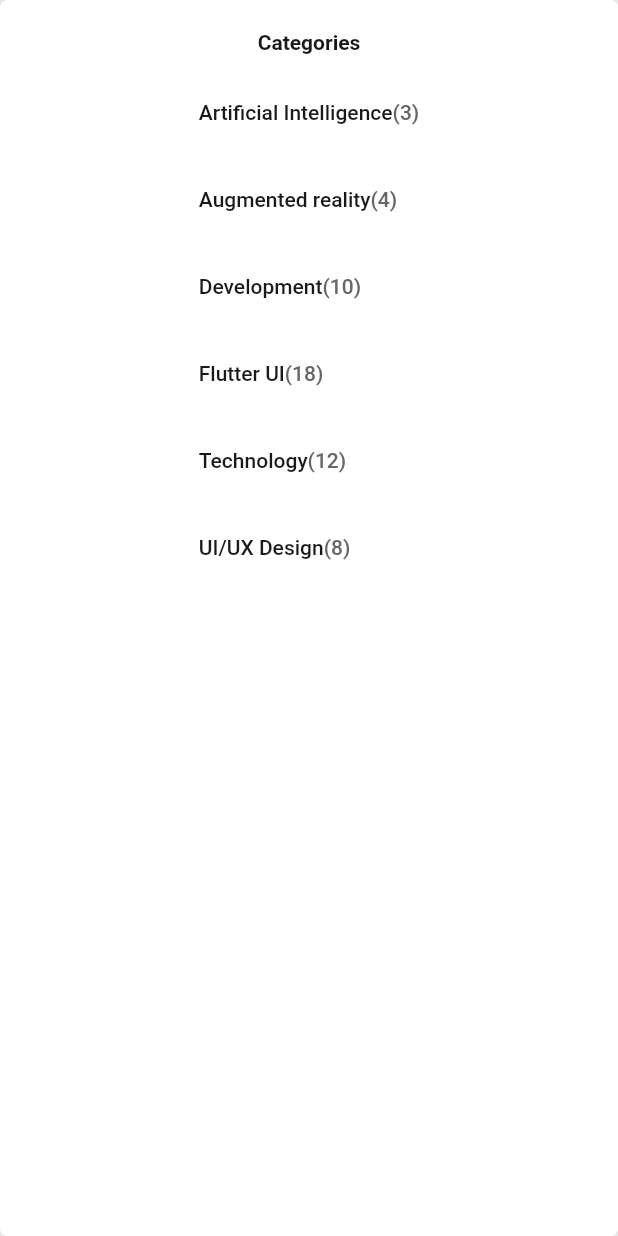
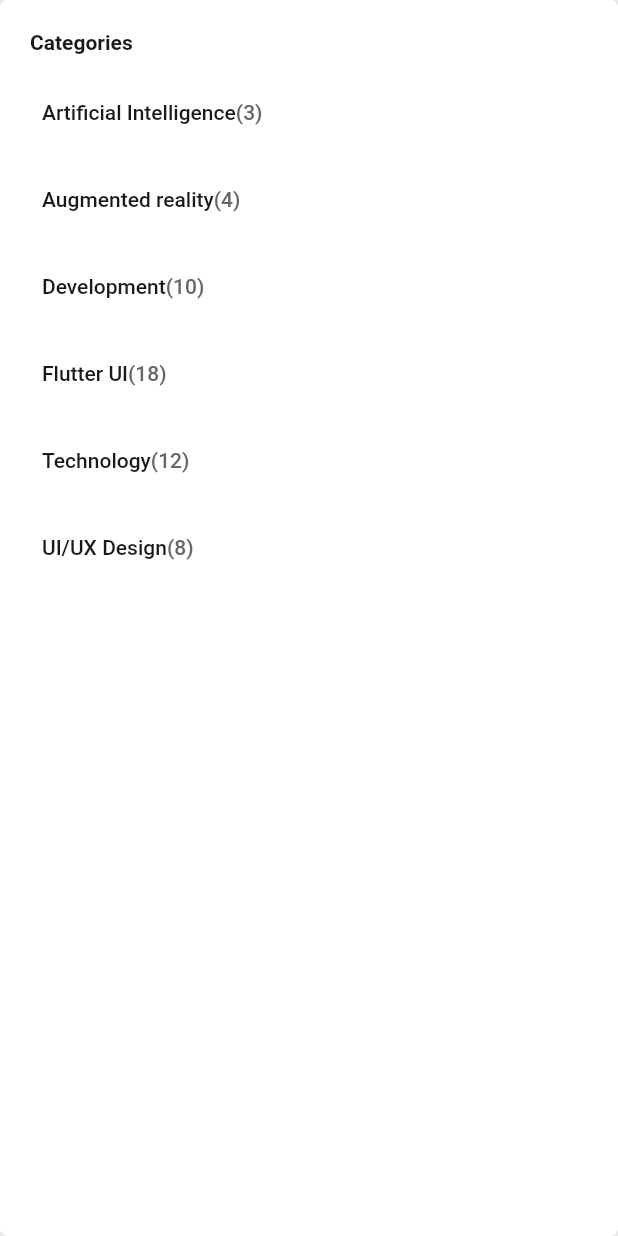
Before and after one commit to suryadevsingh/blogging_Site, a Flutter app: the SidebarContainer widget shown alone on an empty page, opened directly, on a phone screen of 412 x 824 dp. Run offline on Flutter 3.47's test engine with Material 2 defaults, Android fonts, the phone set to English and light mode, and no system bars; our stand-ins replace flutter_svg, get.

Commit message:
bug fixes

```diff
--- a/lib/screens/home/components/SideBarContainer.dart
+++ b/lib/screens/home/components/SideBarContainer.dart
@@ -18,6 +18,7 @@
           color: Colors.white,
           borderRadius: BorderRadius.all(Radius.circular(kDefaultPadding / 4))),
       child: Column(
+        crossAxisAlignment: CrossAxisAlignment.start,
         children: [
           Text(
             title,
--- a/lib/screens/main/components/SideMenu.dart
+++ b/lib/screens/main/components/SideMenu.dart
@@ -20,7 +20,7 @@
                     child: Padding(
                   padding: const EdgeInsets.symmetric(
                       horizontal: kDefaultPadding * 3.5),
-                  child: SvgPicture.asset("assets/icons.logo.svg"),
+                  child: SvgPicture.asset("assets/icons/logo.svg"),
                 )),
                 ...List.generate(
                     _controller.menuItems.length,
```
Also changed, not shown: 1 other file.
